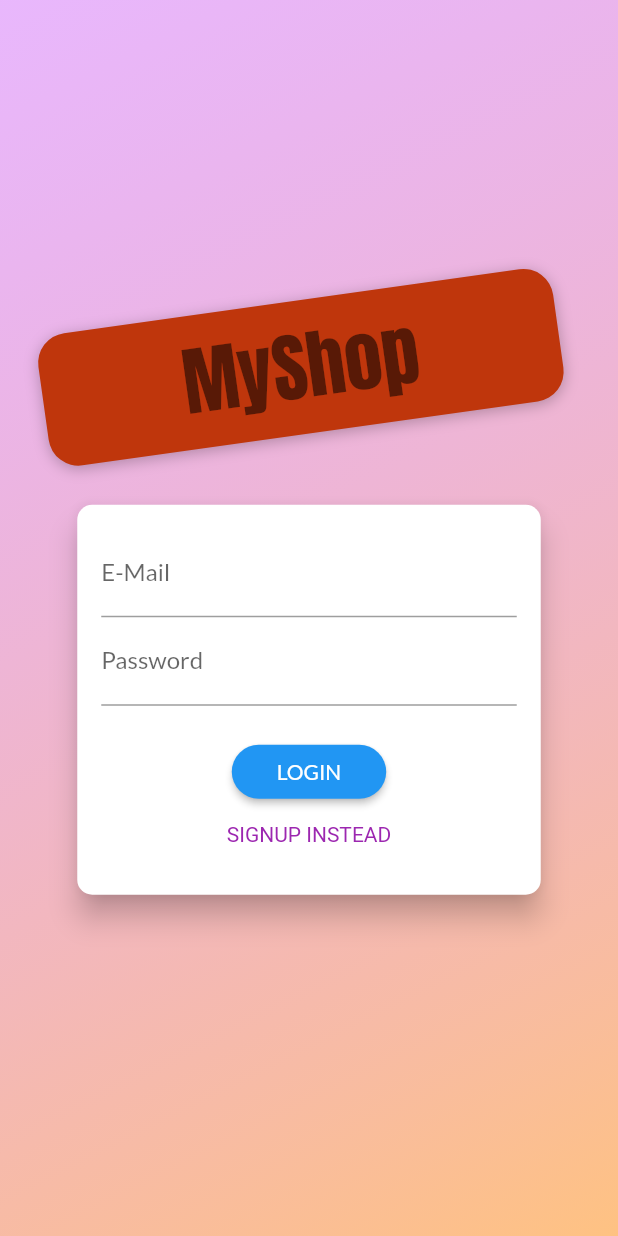
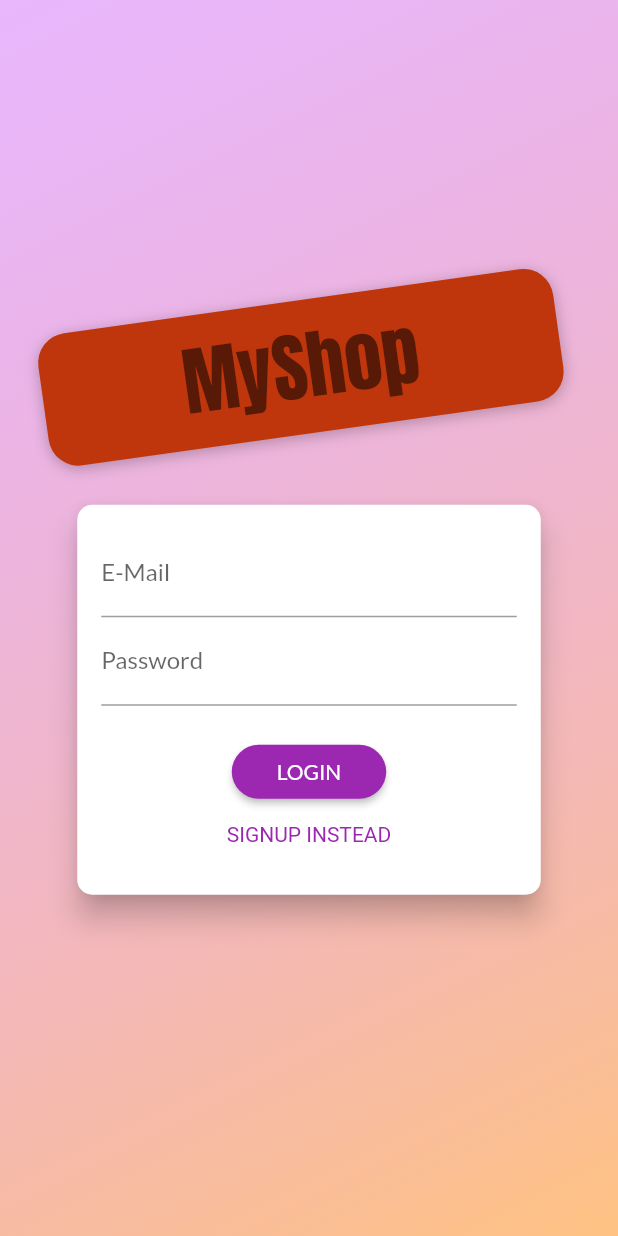
Before and after one commit to fatih-arslan/flutter-shop-app, a Flutter app: the screen it shows after launch, on a phone screen of 412 x 824 dp. Run offline on Flutter 3.47's test engine with Material 2 defaults, Android fonts, the phone set to English and light mode, and no system bars; our stand-ins replace shared_preferences.

```diff
--- /dev/null
+++ b/lib/helpers/custom_route.dart
@@ -0,0 +1,36 @@
+import 'package:flutter/material.dart';
+
+class CustomRoute<T> extends MaterialPageRoute<T> {
+  CustomRoute({WidgetBuilder? builder, RouteSettings? settings})
+      : super(builder: builder!, settings: settings);
+
+  @override
+  Widget buildTransitions(BuildContext context, Animation<double> animation,
+      Animation<double> secondaryAnimation, Widget child) {
+    if (settings.name == '/') {
+      return child;
+    }
+    return FadeTransition(
+      opacity: animation,
+      child: child,
+    );
+  }
+}
+
+class CustomPageTransitionBuilder extends PageTransitionsBuilder {
+  @override
+  Widget buildTransitions<T>(
+      PageRoute<T> route,
+      BuildContext context,
+      Animation<double> animation,
+      Animation<double> secondaryAnimation,
+      Widget child) {
+    if (route.settings.name == '/') {
+      return child;
+    }
+    return FadeTransition(
+      opacity: animation,
+      child: child,
+    );
+  }
+}
--- a/lib/main.dart
+++ b/lib/main.dart
@@ -4,6 +4,7 @@ import 'package:flutter/material.dart';
 import 'package:provider/provider.dart';
 import 'package:shop_app/screens/products_overview_screen.dart';
 
+import 'helpers/custom_route.dart';
 import 'screens/cart_screen.dart';
 import 'screens/splash_screen.dart';
 import 'screens/product_detail_screen.dart';
@@ -33,7 +34,7 @@ class MyApp extends StatelessWidget {
         ChangeNotifierProxyProvider<Auth, Products>(
             create: (ctx) => Products(null, null, []),
             update: (ctx, auth, previousProducts) => Products(
-                auth.token == null ? null : auth.token as String,
+                auth.token,
                 auth.userId,
                 previousProducts == null ? [] : previousProducts.items)),
         ChangeNotifierProvider.value(value: Cart()),
@@ -51,7 +52,11 @@ class MyApp extends StatelessWidget {
                 colorScheme:
                     ColorScheme.fromSwatch(primarySwatch: Colors.purple)
                         .copyWith(secondary: Colors.deepOrange),
-                fontFamily: 'Lato'),
+                fontFamily: 'Lato',
+                pageTransitionsTheme: PageTransitionsTheme(builders: {
+                  TargetPlatform.android: CustomPageTransitionBuilder(),
+                  TargetPlatform.iOS: CustomPageTransitionBuilder()
+                })),
             home: auth.isAuth
                 ? const ProductsOverviewScreen()
                 : FutureBuilder(
--- a/lib/screens/auth_screen.dart
+++ b/lib/screens/auth_screen.dart
@@ -96,7 +96,8 @@ class AuthCard extends StatefulWidget {
   _AuthCardState createState() => _AuthCardState();
 }
 
-class _AuthCardState extends State<AuthCard> {
+class _AuthCardState extends State<AuthCard>
+    with SingleTickerProviderStateMixin {
   final GlobalKey<FormState> _formKey = GlobalKey();
   AuthMode _authMode = AuthMode.login;
   final Map<String, String> _authData = {
@@ -105,6 +106,29 @@ class _AuthCardState extends State<AuthCard> {
   };
   var _isLoading = false;
   final _passwordController = TextEditingController();
+  AnimationController? _controller;
+  Animation<Offset>? _slideAnimation;
+  Animation<double>? _opacityAnimation;
+
+  @override
+  void initState() {
+    super.initState();
+    _controller = AnimationController(
+        vsync: this, duration: const Duration(milliseconds: 300));
+    _slideAnimation =
+        Tween<Offset>(begin: const Offset(0, -1.5), end: const Offset(0, 0))
+            .animate(CurvedAnimation(
+                parent: _controller as Animation<double>,
+                curve: Curves.linear));
+    _opacityAnimation = Tween(begin: 0.0, end: 1.0).animate(CurvedAnimation(
+        parent: _controller as Animation<double>, curve: Curves.easeIn));
+  }
+
+  @override
+  void dispose() {
+    super.dispose();
+    _controller!.dispose();
+  }
 
   _showErrorDialog(String message) {
     showDialog(
@@ -169,10 +193,12 @@ class _AuthCardState extends State<AuthCard> {
       setState(() {
         _authMode = AuthMode.signup;
       });
+      _controller!.forward();
     } else {
       setState(() {
         _authMode = AuthMode.login;
       });
+      _controller!.reverse();
     }
   }
 
@@ -184,10 +210,14 @@ class _AuthCardState extends State<AuthCard> {
         borderRadius: BorderRadius.circular(10.0),
       ),
       elevation: 8.0,
-      child: Container(
+      child: AnimatedContainer(
+        duration: const Duration(milliseconds: 300),
+        curve: Curves.easeIn,
         height: _authMode == AuthMode.signup ? 320 : 260,
-        constraints:
-            BoxConstraints(minHeight: _authMode == AuthMode.signup ? 320 : 260),
+        //height: _heightAnimation!.value.height,
+        constraints: BoxConstraints(
+          minHeight: _authMode == AuthMode.signup ? 320 : 260,
+        ),
         width: deviceSize.width * 0.75,
         padding: const EdgeInsets.all(16.0),
         child: Form(
@@ -222,11 +252,20 @@ class _AuthCardState extends State<AuthCard> {
                     _authData['password'] = value as String;
                   },
                 ),
-                if (_authMode == AuthMode.signup)
-                  TextFormField(
+                AnimatedContainer(
+                  constraints: BoxConstraints(
+                      minHeight: _authMode == AuthMode.signup ? 60 : 0,
+                      maxHeight: _authMode == AuthMode.signup ? 120 : 0),
+                  duration: const Duration(milliseconds: 300),
+                  curve: Curves.easeIn,
+                  child: FadeTransition(
+                    opacity: _opacityAnimation as Animation<double>,
+                    child: SlideTransition(
+                      position: _slideAnimation as Animation<Offset>,
+                      child: TextFormField(
                         enabled: _authMode == AuthMode.signup,
-                    decoration:
-                        const InputDecoration(labelText: 'Confirm Password'),
+                        decoration: const InputDecoration(
+                            labelText: 'Confirm Password'),
                         obscureText: true,
                         validator: _authMode == AuthMode.signup
                             ? (value) {
@@ -236,6 +275,9 @@ class _AuthCardState extends State<AuthCard> {
                                 return null;
                               }
                             : null,
+                      ),
+                    ),
+                  ),
                 ),
                 const SizedBox(
                   height: 20,
@@ -249,7 +291,7 @@ class _AuthCardState extends State<AuthCard> {
                       shape: RoundedRectangleBorder(
                         borderRadius: BorderRadius.circular(30),
                       ),
-                      backgroundColor: Theme.of(context).primaryColor,
+                      backgroundColor: Theme.of(context).colorScheme.primary,
                       padding: const EdgeInsets.symmetric(
                           horizontal: 30.0, vertical: 8.0),
                       textStyle: Theme.of(context).primaryTextTheme.labelLarge!,
--- a/lib/widgets/app_drawer.dart
+++ b/lib/widgets/app_drawer.dart
@@ -2,6 +2,7 @@ import 'package:flutter/material.dart';
 import 'package:provider/provider.dart';
 import 'package:shop_app/screens/user_products_screen.dart';
 
+import '../helpers/custom_route.dart';
 import '../screens/orders_screen.dart';
 import '../providers/auth.dart';
 
@@ -13,7 +14,7 @@ class AppDrawer extends StatelessWidget {
     return Drawer(
       child: Column(children: [
         AppBar(
-          title: const Text('Hello friend'),
+          title: const Text('Store Management'),
           automaticallyImplyLeading: false,
         ),
         const Divider(),
@@ -30,6 +31,9 @@ class AppDrawer extends StatelessWidget {
           title: const Text('Orders'),
           onTap: () {
             Navigator.of(context).pushReplacementNamed(OrdersScreen.routeName);
+            // Navigator.of(context).pushReplacement(CustomRoute(
+            //   builder: (ctx) => const OrdersScreen(),
+            // ));
           },
         ),
         const Divider(),
```
Also changed, not shown: lib/screens/product_detail_screen.dart (+22 -10 lines), lib/widgets/order_item.dart (+11 -5 lines), lib/widgets/product_item.dart (+9 -2 lines), pubspec.yaml (+4 -4 lines), assets/images/product-placeholder.png (added). Lines whose indentation alone changed are shown as unchanged.
